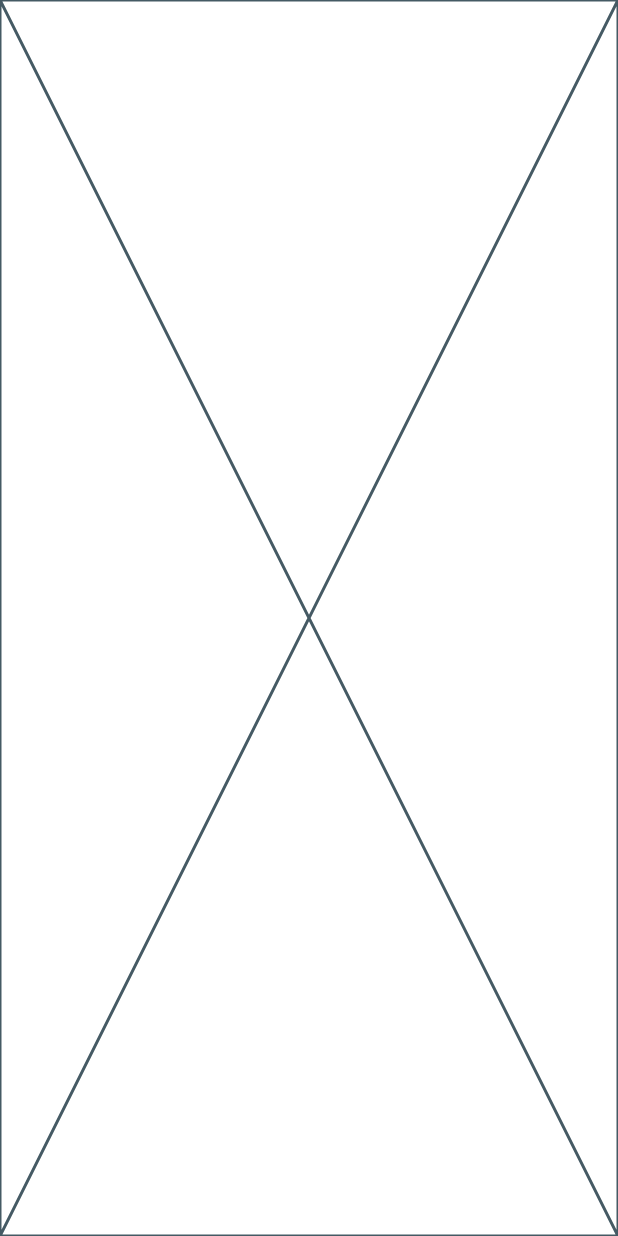
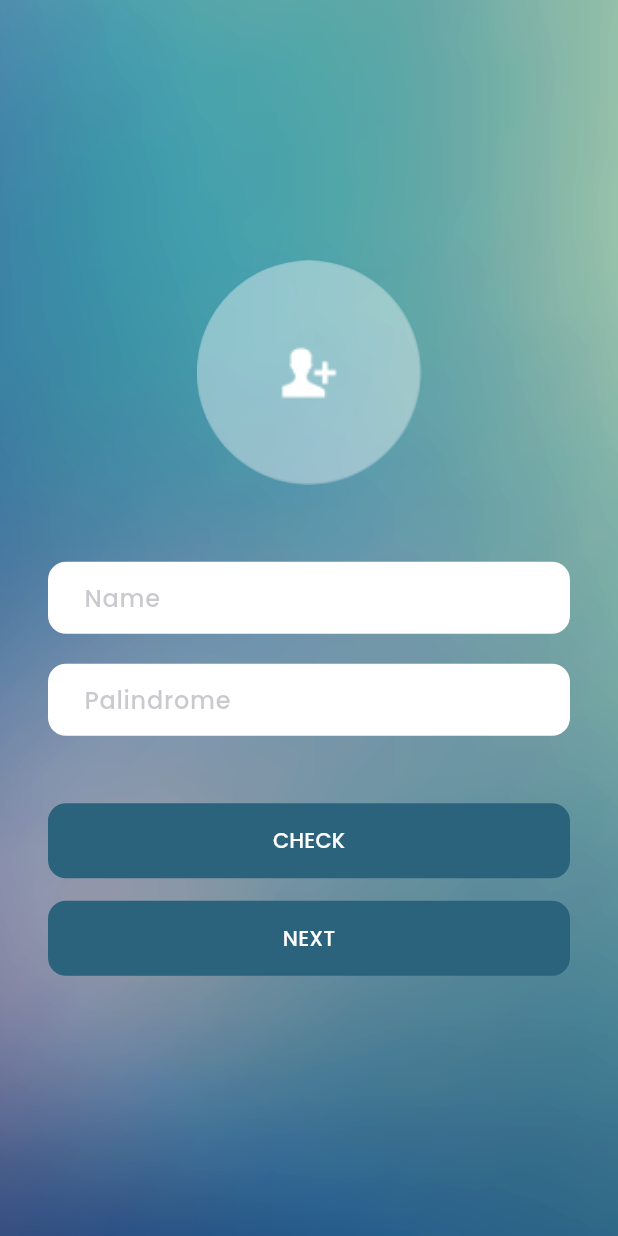
Before and after one commit to 3henzijuandri3/suitmedia_submission, a Flutter app: the screen it shows after launch, on a phone screen of 412 x 824 dp. Run offline on Flutter 3.47's test engine with Material 3 defaults, Android fonts, the light colour scheme and no system bars; our stand-ins replace get, google_fonts.

Commit message:
Screen 2

```diff
--- a/lib/main.dart
+++ b/lib/main.dart
@@ -1,4 +1,8 @@
 import 'package:flutter/material.dart';
+import 'package:suitmedia_submission/shared/theme.dart';
+import 'package:get/get.dart';
+import 'package:suitmedia_submission/ui/pages/first_screen_page.dart';
+import 'package:suitmedia_submission/ui/pages/second_screen_page.dart';
 
 void main() {
   runApp(const MyApp());
@@ -7,16 +11,37 @@ void main() {
 class MyApp extends StatelessWidget {
   const MyApp({super.key});
 
-  // This widget is the root of your application.
   @override
   Widget build(BuildContext context) {
-    return MaterialApp(
+    return GetMaterialApp(
       title: 'Flutter Demo',
+      debugShowCheckedModeBanner: false,
+
       theme: ThemeData(
-        colorScheme: ColorScheme.fromSeed(seedColor: Colors.deepPurple),
-        useMaterial3: true,
+         appBarTheme: AppBarTheme(
+            elevation: 0.4,
+            centerTitle: true,
+            backgroundColor: whiteColor,
+            toolbarHeight: 64,
+
+            iconTheme: IconThemeData(
+              size: 28,
+              color: purpleColor
+            ),
+
+            titleTextStyle: blackTextStyle.copyWith(
+                fontSize: 18,
+                fontWeight: semiBold
+            ),
+          ),
       ),
-      home: Placeholder(),
+
+      getPages: [
+        GetPage(name: '/', page: () => const FirstScreenPage()),
+        GetPage(name: '/second', page: () => const SecondScreenPage()),
+      ],
+
+      initialRoute: '/',
     );
   }
 }
--- /dev/null
+++ b/lib/shared/theme.dart
@@ -0,0 +1,33 @@
+import 'package:flutter/material.dart';
+import 'package:google_fonts/google_fonts.dart';
+
+Color whiteColor = const Color(0xffFFFFFF);
+Color blackColor = const Color(0xff04021D);
+Color greyColor = const Color(0xff686777);
+Color lightGreyColor = const Color(0x5B686777);
+Color purpleColor = const Color(0xff554AF0);
+Color primaryBlueColor = const Color(0xff2A637B);
+
+TextStyle blackTextStyle = GoogleFonts.poppins(
+  color: blackColor,
+);
+
+TextStyle whiteTextStyle = GoogleFonts.poppins(
+  color: whiteColor,
+);
+
+TextStyle greyTextStyle = GoogleFonts.poppins(
+  color: greyColor,
+);
+
+TextStyle lightGreyTextStyle = GoogleFonts.poppins(
+  color: lightGreyColor,
+);
+
+FontWeight light = FontWeight.w300;
+FontWeight regular = FontWeight.w400;
+FontWeight medium = FontWeight.w500;
+FontWeight semiBold = FontWeight.w600;
+FontWeight bold = FontWeight.w700;
+FontWeight extraBold = FontWeight.w800;
+FontWeight black = FontWeight.w900;
--- /dev/null
+++ b/lib/shared/values.dart
@@ -0,0 +1,4 @@
+String baseUrl = 'https://reqres.in/api/users';
+
+String icPhoto = 'assets/ic_photo.png';
+String bgFirstPage = 'assets/bg_login.png';
--- /dev/null
+++ b/lib/ui/pages/first_screen_page.dart
@@ -0,0 +1,92 @@
+import 'package:flutter/material.dart';
+import 'package:get/get.dart';
+import 'package:suitmedia_submission/shared/theme.dart';
+import 'package:suitmedia_submission/shared/values.dart';
+import 'package:suitmedia_submission/ui/widgets/button_custom.dart';
+import 'package:suitmedia_submission/ui/widgets/input_form_custom.dart';
+
+class FirstScreenPage extends StatelessWidget {
+  const FirstScreenPage({super.key});
+
+  @override
+  Widget build(BuildContext context) {
+    return Scaffold(
+      body: Stack(
+        fit: StackFit.expand,
+        children: [
+          // Background First Screen
+          Image.asset(
+            bgFirstPage,
+            fit: BoxFit.cover,
+          ),
+
+          // First Screen Content
+          Padding(
+            padding: EdgeInsets.symmetric(horizontal: 32),
+            child: Center(
+              child: Column(
+                mainAxisAlignment: MainAxisAlignment.center,
+                children: [
+
+                  // Icon Photo
+                  Container(
+                    width: 150,
+                    height: 150,
+
+                    decoration: BoxDecoration(
+                      shape: BoxShape.circle,
+                      image: DecorationImage(
+                        fit: BoxFit.fill,
+                        image: AssetImage(icPhoto),
+                      ),
+                    ),
+                  ),
+
+                  const SizedBox(height: 51),
+
+                  // Name Input Form
+                  FilledInputCustom(
+                    hintText: 'Name',
+                  ),
+
+                  const SizedBox(height: 20),
+
+                  // Palindrome Input Custom
+                  FilledInputCustom(
+                    hintText: 'Palindrome',
+                  ),
+
+                  const SizedBox(height: 45),
+
+                  // Check Button
+                  FilledButtonCustom(
+                      width: double.infinity,
+                      height: 50,
+                      label: 'CHECK',
+                      onTap: (){
+
+                      }
+                  ),
+
+                  const SizedBox(height: 15),
+
+                  // Next Button
+                  FilledButtonCustom(
+                      width: double.infinity,
+                      height: 50,
+                      label: 'NEXT',
+                      onTap: (){
+                       Get.toNamed('/second');
+                      }
+                  ),
+
+
+                ],
+              ),
+            ),
+          ),
+        ],
+      )
+    );
+  }
+}
--- /dev/null
+++ b/lib/ui/pages/second_screen_page.dart
@@ -0,0 +1,60 @@
+import 'package:flutter/material.dart';
+
+import '../../shared/theme.dart';
+
+class SecondScreenPage extends StatelessWidget {
+  const SecondScreenPage({super.key});
+
+  @override
+  Widget build(BuildContext context) {
+    return Scaffold(
+      backgroundColor: whiteColor,
+      appBar: AppBar(
+        title: Text('Second Screen'),
+        leading: Icon(Icons.chevron_left),
+      ),
+
+      body: ListView(
+        padding: EdgeInsets.all(22),
+        children: [
+
+          // Welcome Text
+          Column(
+            crossAxisAlignment: CrossAxisAlignment.start,
+            children: [
+              Text(
+                'Welcome',
+                style: blackTextStyle.copyWith(
+                  fontSize: 13,
+                  fontWeight: regular
+                ),
+              ),
+
+              const SizedBox(height: 2),
+
+              Text(
+                'Jhon Doe',
+                style: blackTextStyle.copyWith(
+                    fontSize: 18,
+                    fontWeight: semiBold
+                ),
+              ),
+            ],
+          ),
+
+          // Selected User Name
+          Center(
+            child: Text(
+              'Selected User Name',
+              style: blackTextStyle.copyWith(
+                fontSize: 24,
+                fontWeight: semiBold
+              ),
+            ),
+          )
+
+        ],
+      ),
+    );
+  }
+}
--- /dev/null
+++ b/lib/ui/widgets/button_custom.dart
@@ -0,0 +1,44 @@
+import 'package:flutter/material.dart';
+import 'package:suitmedia_submission/shared/theme.dart';
+
+class FilledButtonCustom extends StatelessWidget {
+  final double width;
+  final double height;
+  final String label;
+  final Function onTap;
+
+  const FilledButtonCustom({
+    super.key,
+    required this.width,
+    required this.height,
+    required this.label,
+    required this.onTap
+  });
+
+  @override
+  Widget build(BuildContext context) {
+    return SizedBox(
+      width: width,
+      height: height,
+
+      child: TextButton(
+        onPressed: () => onTap(),
+
+        style: TextButton.styleFrom(
+          backgroundColor: primaryBlueColor,
+          shape: RoundedRectangleBorder(
+            borderRadius: BorderRadius.circular(12)
+          )
+        ),
+
+        child: Text(
+          label,
+          style: whiteTextStyle.copyWith(
+            fontSize: 14,
+            fontWeight: medium
+          ),
+        ),
+      ),
+    );
+  }
+}
--- /dev/null
+++ b/lib/ui/widgets/input_form_custom.dart
@@ -0,0 +1,41 @@
+import 'package:flutter/material.dart';
+
+import '../../shared/theme.dart';
+
+class FilledInputCustom extends StatelessWidget {
+  final String hintText;
+  final TextEditingController? controller;
+
+  const FilledInputCustom({super.key, required this.hintText, this.controller});
+
+  @override
+  Widget build(BuildContext context) {
+    return TextFormField(
+      controller: controller,
+
+      decoration: InputDecoration(
+          filled: true,
+          fillColor: whiteColor,
+          hintText: hintText,
+          contentPadding: EdgeInsets.symmetric(horizontal: 20, vertical: 10),
+
+          hintStyle: lightGreyTextStyle.copyWith(
+            fontSize: 16,
+            fontWeight: medium,
+          ),
+
+          border: OutlineInputBorder(
+            borderSide: BorderSide.none,
+            borderRadius: BorderRadius.circular(12),
+          ),
+
+          focusedBorder: OutlineInputBorder(
+            borderSide: BorderSide(
+                color: primaryBlueColor
+            ),
+            borderRadius: BorderRadius.circular(12),
+          )
+      ),
+    );
+  }
+}
--- a/pubspec.yaml
+++ b/pubspec.yaml
@@ -40,12 +40,16 @@ dev_dependencies:
   flutter_test:
     sdk: flutter
 
+  get: ^4.6.6
+  google_fonts: ^6.1.0
+  http: ^1.1.0
+
   # The "flutter_lints" package below contains a set of recommended lints to
   # encourage good coding practices. The lint set provided by the package is
   # activated in the `analysis_options.yaml` file located at the root of your
   # package. See that file for information about deactivating specific lint
   # rules and activating additional ones.
-  flutter_lints: ^2.0.0
+  flutter_lints: ^3.0.1
 
 # For information on the generic Dart part of this file, see the
 # following page: https://dart.dev/tools/pub/pubspec
```
Also changed, not shown: assets/bg_login.png (added), assets/ic_photo.png (added), pubspec.lock.
